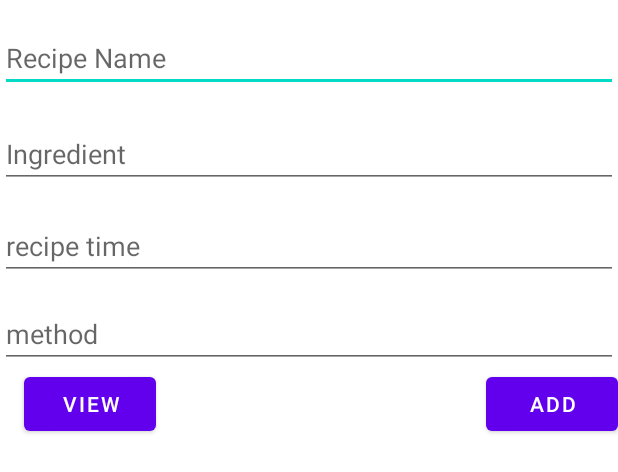
After one commit to come219/StudiRep, an Android app: the layout activity_recipe.xml on its own in the app's theme, with its tools: preview values and no code run, on a phone screen of 412 x 824 dp. The commit adds this screen. Shown: the top 472 px of the screen. Run offline under Robolectric (Android 15) with nearby library versions, the phone set to English and light mode, and no system bars.

Commit message:
Merged all Hamza's and Nicola's user stories.

```diff
--- /dev/null
+++ b/app/src/main/res/layout/activity_recipe.xml
@@ -0,0 +1,87 @@
+<?xml version="1.0" encoding="utf-8"?>
+<androidx.constraintlayout.widget.ConstraintLayout xmlns:android="http://schemas.android.com/apk/res/android"
+    xmlns:app="http://schemas.android.com/apk/res-auto"
+    xmlns:tools="http://schemas.android.com/tools"
+    android:layout_width="match_parent"
+    android:layout_height="match_parent">
+
+    <EditText
+        android:id="@+id/recipeName"
+        android:layout_width="0dp"
+        android:layout_height="wrap_content"
+        android:layout_marginTop="16dp"
+        android:ems="10"
+        android:hint="Recipe Name"
+        android:inputType="textPersonName"
+        app:layout_constraintEnd_toEndOf="parent"
+        app:layout_constraintHorizontal_bias="0.497"
+        app:layout_constraintStart_toStartOf="parent"
+        app:layout_constraintTop_toTopOf="parent" />
+
+    <EditText
+        android:id="@+id/mainIngredient"
+        android:layout_width="0dp"
+        android:layout_height="wrap_content"
+        android:layout_marginTop="80dp"
+        android:ems="10"
+        android:hint="Ingredient"
+        android:inputType="textPersonName"
+        app:layout_constraintEnd_toEndOf="parent"
+        app:layout_constraintHorizontal_bias="0.0"
+        app:layout_constraintStart_toStartOf="parent"
+        app:layout_constraintTop_toTopOf="parent" />
+
+    <EditText
+        android:id="@+id/recipeMethod"
+        android:layout_width="0dp"
+        android:layout_height="wrap_content"
+        android:layout_marginTop="200dp"
+        android:ems="10"
+        android:gravity="start|top"
+        android:hint="method"
+        android:inputType="textMultiLine"
+        app:layout_constraintEnd_toEndOf="parent"
+        app:layout_constraintHorizontal_bias="0.0"
+        app:layout_constraintStart_toStartOf="parent"
+        app:layout_constraintTop_toTopOf="parent" />
+
+    <EditText
+        android:id="@+id/recipeTime"
+        android:layout_width="0dp"
+        android:layout_height="wrap_content"
+        android:ems="10"
+        android:hint="recipe time"
+        android:inputType="number"
+        app:layout_constraintBottom_toTopOf="@+id/recipeMethod"
+        app:layout_constraintEnd_toEndOf="parent"
+        app:layout_constraintHorizontal_bias="0.0"
+        app:layout_constraintStart_toStartOf="parent"
+        app:layout_constraintTop_toTopOf="@+id/recipeName"
+        app:layout_constraintVertical_bias="0.906" />
+
+    <Button
+        android:id="@+id/btnView"
+        android:layout_width="wrap_content"
+        android:layout_height="wrap_content"
+        android:layout_marginStart="16dp"
+        android:text="View"
+        app:layout_constraintStart_toStartOf="parent"
+        app:layout_constraintTop_toBottomOf="@+id/recipeMethod" />
+
+    <Button
+        android:id="@+id/btnAdd"
+        android:layout_width="wrap_content"
+        android:layout_height="wrap_content"
+        android:text="ADD"
+        app:layout_constraintEnd_toEndOf="parent"
+        app:layout_constraintTop_toTopOf="@+id/btnView" />
+
+    <ListView
+        android:id="@+id/recipeList"
+        android:layout_width="413dp"
+        android:layout_height="437dp"
+        app:layout_constraintBottom_toBottomOf="parent"
+        app:layout_constraintEnd_toEndOf="parent"
+        app:layout_constraintStart_toStartOf="parent" />
+
+</androidx.constraintlayout.widget.ConstraintLayout>
--- a/build.gradle
+++ b/build.gradle
@@ -5,7 +5,7 @@ buildscript {
         jcenter()
     }
     dependencies {
-        classpath "com.android.tools.build:gradle:4.1.0"
+        classpath 'com.android.tools.build:gradle:4.1.1'
 
         // NOTE: Do not place your application dependencies here; they belong
         // in the individual module build.gradle files
```
Also changed, not shown: app/src/main/java/com/example/studirep/AddRecipeActivity.java (added, +70 -0 lines), app/src/main/java/com/example/studirep/DatabaseHelper.java (added, +54 -0 lines), app/src/main/java/com/example/studirep/FoodActivity.java (added, +58 -0 lines), app/src/main/java/com/example/studirep/FridgeActivity.java (added, +87 -0 lines), app/src/main/java/com/example/studirep/HomePageActivity.java (+22 -4 lines), app/src/main/java/com/example/studirep/MainActivity.java (+15 -0 lines), app/src/main/java/com/example/studirep/Recipe.java (added, +68 -0 lines), app/src/main/java/com/example/studirep/WorkoutActivity.java (added, +19 -0 lines), app/src/main/res/layout/activity_food.xml (added, +36 -0 lines), app/src/main/res/layout/activity_fridge.xml (added, +43 -0 lines), app/src/main/res/values/strings.xml (+8 -0 lines).
